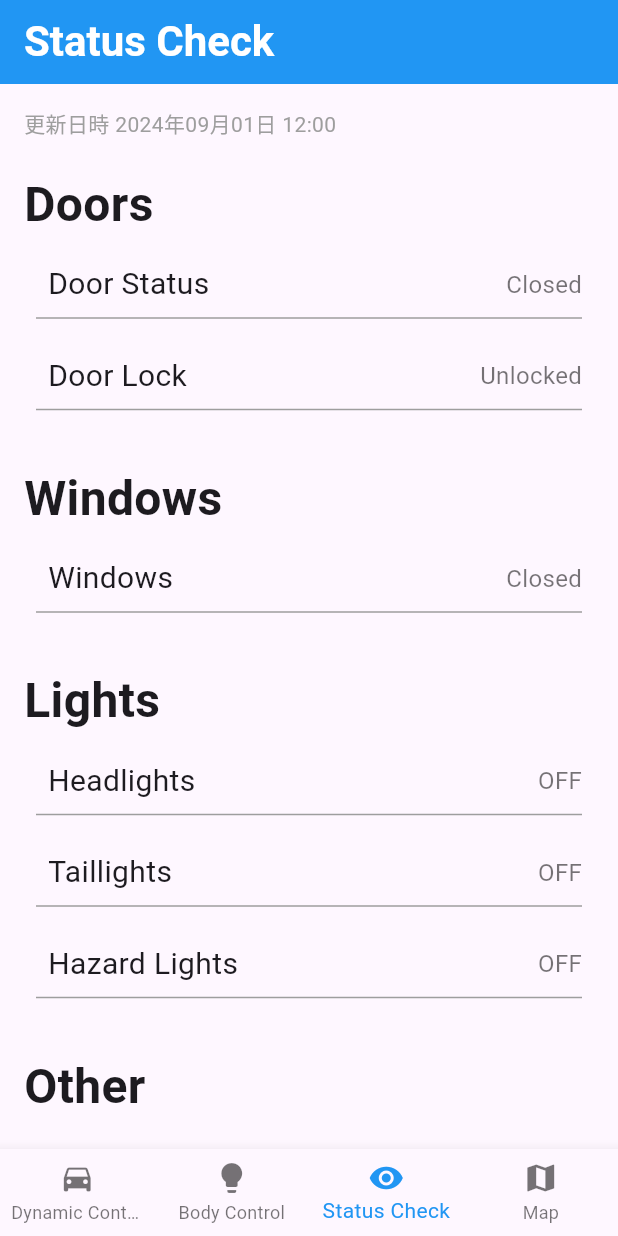
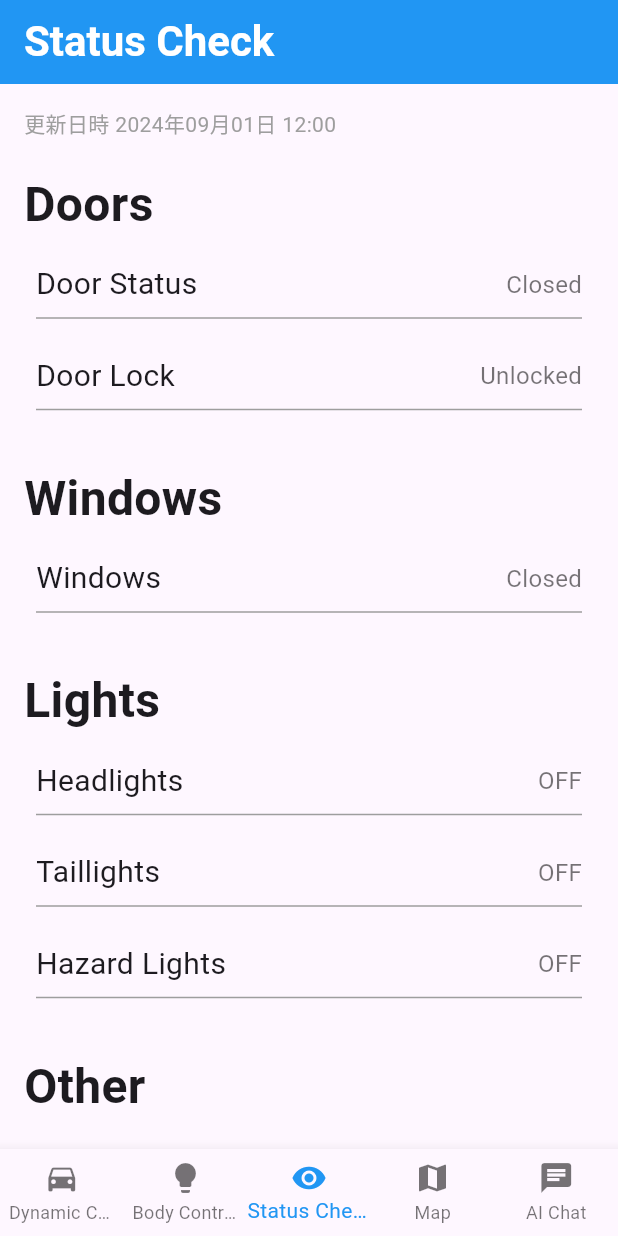
Before and after one commit to msritj79/kids_ev_controller, a Flutter app: the screen it shows after launch, item 3 of the bottom bar chosen, on a phone screen of 412 x 824 dp. Run offline on Flutter 3.47's test engine with Material 3 defaults, Android fonts, the phone set to English and light mode, and no system bars; our stand-ins replace flutter_dotenv, geolocator, google_maps_flutter, permission_handler.

Commit message:
- add AI Chat App - refactor top screen

```diff
--- a/lib/main.dart
+++ b/lib/main.dart
@@ -1,10 +1,13 @@
 import 'package:flutter/material.dart';
-import 'package:kids_ev_controller/dynamic_control.dart';
-import 'package:kids_ev_controller/body_control.dart';
-import 'package:kids_ev_controller/status_check.dart';
-import 'package:kids_ev_controller/map.dart';
+import 'dynamic_control.dart';
+import 'body_control.dart';
+import 'status_check.dart';
+import 'map.dart';
+import 'AI_chat.dart';
+import 'package:flutter_dotenv/flutter_dotenv.dart';
 
-void main() {
+Future<void> main() async {
+  await dotenv.load(fileName: '.env');
   runApp(const CarControlApp());
 }
 
@@ -15,31 +18,40 @@ class CarControlApp extends StatelessWidget {
   @override
   Widget build(BuildContext context) {
     return MaterialApp(
-      title: 'RaspberryPi Controller',
+      title: 'Car Controller',
       theme: ThemeData(
         colorScheme: ColorScheme.fromSeed(seedColor: Colors.deepPurple),
         useMaterial3: true,
       ),
-      home: CarControlHomePage(),
+      home: const TopScreen(),
     );
   }
 }
 
-class CarControlHomePage extends StatefulWidget {
-  const CarControlHomePage({super.key});
+class TopScreen extends StatefulWidget {
+  const TopScreen({super.key});
 
   @override
-  State<CarControlHomePage> createState() => _CarControlHomePageState();
+  State<TopScreen> createState() => _TopScreenState();
 }
 
-class _CarControlHomePageState extends State<CarControlHomePage> {
+class _TopScreenState extends State<TopScreen> {
   int _selectedIndex = 0;
 
-  static List<Widget> _widgetOptions = <Widget>[
+  final List<Widget> _widgetList = <Widget>[
     DynamicControlScreen(),
     BodyControlScreen(),
-    StatusCheck(),
-    Map(),
+    StatusCheckScreen(),
+    MapScreen(),
+    AIChatScreen(),
+  ];
+
+  final List<String> _titleList = <String>[
+    'Dynamic Control',
+    'Body Control',
+    'Status Check',
+    'Map',
+    'AI Chat',
   ];
 
   void _onItemTapped(int index) {
@@ -51,9 +63,15 @@ class _CarControlHomePageState extends State<CarControlHomePage> {
   @override
   Widget build(BuildContext context) {
     return Scaffold(
-      body: Center(
-        child: _widgetOptions.elementAt(_selectedIndex),
+      appBar: AppBar(
+        backgroundColor: Colors.blue,
+        title: Text(
+          _titleList.elementAt(_selectedIndex),
+          style: const TextStyle(
+              color: Colors.white, fontSize: 28, fontWeight: FontWeight.bold),
+        ),
       ),
+      body: _widgetList.elementAt(_selectedIndex),
       bottomNavigationBar: BottomNavigationBar(
         type: BottomNavigationBarType.fixed,
         items: const <BottomNavigationBarItem>[
@@ -73,6 +91,10 @@ class _CarControlHomePageState extends State<CarControlHomePage> {
             icon: Icon(Icons.map),
             label: 'Map',
           ),
+          BottomNavigationBarItem(
+            icon: Icon(Icons.chat),
+            label: 'AI Chat',
+          ),
         ],
         currentIndex: _selectedIndex,
         selectedItemColor: Colors.blue,
--- a/lib/status_check.dart
+++ b/lib/status_check.dart
@@ -1,20 +1,13 @@
 import 'package:flutter/material.dart';
 
-class StatusCheck extends StatelessWidget {
+class StatusCheckScreen extends StatelessWidget {
+  const StatusCheckScreen({super.key});
+
   @override
   Widget build(BuildContext context) {
-    return Scaffold(
-      appBar: AppBar(
-        backgroundColor: Colors.blue,
-        title: Text(
-          'Status Check',
-          style: TextStyle(
-              color: Colors.white, fontSize: 28, fontWeight: FontWeight.bold),
-        ),
-      ),
-      body: ListView(
-        padding: EdgeInsets.all(16.0),
-        children: [
+    return ListView(
+      padding: const EdgeInsets.all(16.0),
+      children: const [
         // Date & Time
         Text(
           '更新日時 2024年09月01日 12:00',
@@ -57,7 +50,6 @@ class StatusCheck extends StatelessWidget {
         // Additional Sections
         SectionTitle(title: 'Other'),
       ],
-      ),
     );
   }
 }
@@ -65,7 +57,7 @@ class StatusCheck extends StatelessWidget {
 class SectionTitle extends StatelessWidget {
   final String title;
 
-  const SectionTitle({required this.title});
+  const SectionTitle({super.key, required this.title});
 
   @override
   Widget build(BuildContext context) {
@@ -73,7 +65,7 @@ class SectionTitle extends StatelessWidget {
       padding: const EdgeInsets.only(top: 20.0, bottom: 8.0),
       child: Text(
         title,
-        style: TextStyle(
+        style: const TextStyle(
           fontSize: 32.0,
           fontWeight: FontWeight.bold,
         ),
@@ -85,12 +77,11 @@ class SectionTitle extends StatelessWidget {
 class StatusRow extends StatelessWidget {
   final String label;
   final String status;
-  final IconData? icon;
 
   const StatusRow({
+    super.key,
     required this.label,
     required this.status,
-    this.icon,
   });
 
   @override
@@ -102,33 +93,22 @@ class StatusRow extends StatelessWidget {
           Row(
             mainAxisAlignment: MainAxisAlignment.spaceBetween,
             children: [
-              Row(
-                children: [
-                  if (icon != null) Icon(icon, color: Colors.blue),
-                  SizedBox(width: 8.0),
               Text(
                 label,
-                    style: TextStyle(
+                style: const TextStyle(
                   fontSize: 20.0,
                 ),
               ),
-                ],
-              ),
-              Row(
-                // mainAxisAlignment: MainAxisAlignment.end,
-                children: [
               Text(
                 status,
-                    style: TextStyle(
+                style: const TextStyle(
                   color: Colors.black54,
                   fontSize: 16.0,
                 ),
               ),
             ],
           ),
-            ],
-          ),
-          Divider(
+          const Divider(
             color: Colors.grey, // 線の色を灰色に設定
             thickness: 1.0, // 線の太さを設定
           ),
```
Also changed, not shown: lib/AI_chat.dart (added, +96 -0 lines), lib/body_control.dart (+11 -20 lines), lib/dynamic_control.dart (+3 -10 lines), lib/map.dart (+18 -21 lines), pubspec.yaml (+5 -63 lines), assets/lexus.jpg (added), 5 other files. Lines whose indentation alone changed are shown as unchanged.
